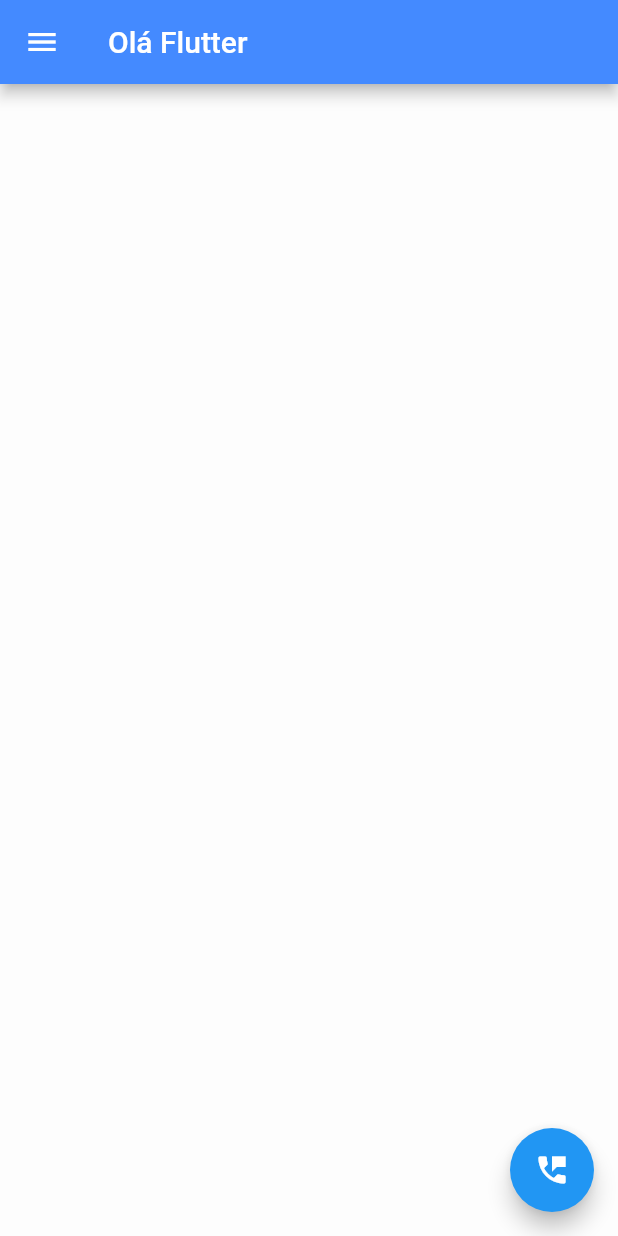
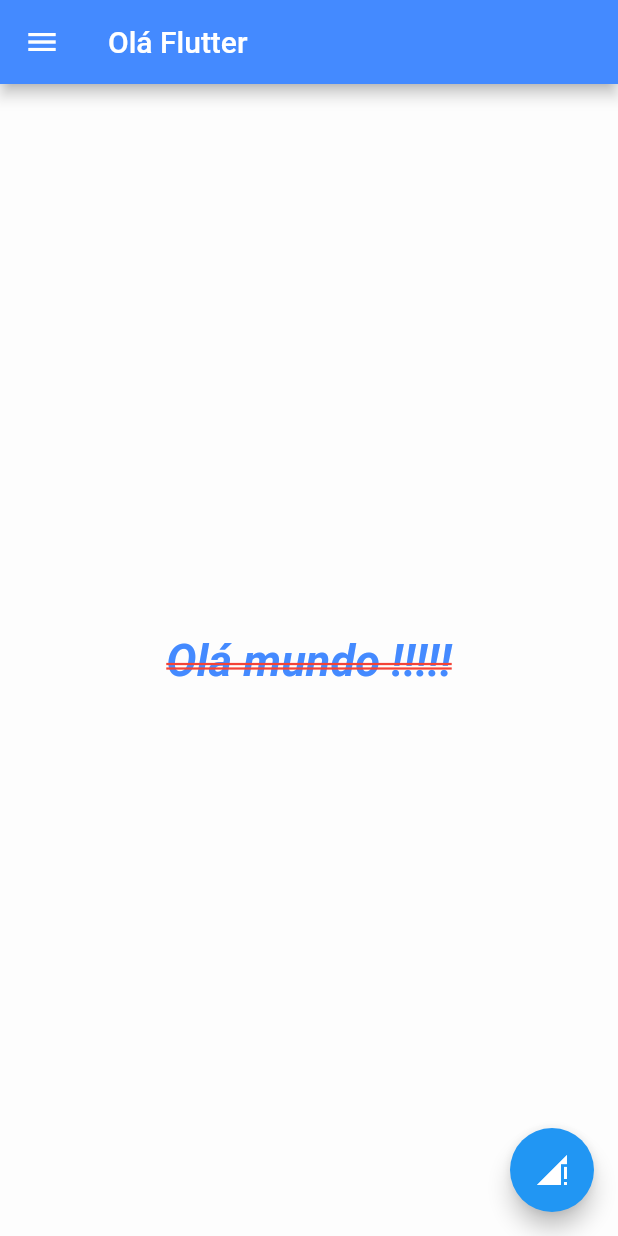
Before and after one commit to jamesSena/JamesFlutter, a Flutter app: the screen it shows after launch, on a phone screen of 412 x 824 dp. Run offline on Flutter 3.47's test engine with Material 2 defaults, Android fonts, the phone set to English and light mode, and no system bars.

Commit message:
Trabalhando com TextStyle

```diff
--- a/lib/main.dart
+++ b/lib/main.dart
@@ -10,21 +10,44 @@ class MyApp extends StatelessWidget {
       theme: ThemeData(
         primaryColor: Colors.blueAccent
       ),
-      home: Scaffold(
+      home: HomePage()
+    );
+  }
+
+}
+
+class HomePage extends StatelessWidget {
+  @override
+  Widget build(BuildContext context) {
+    return Scaffold(
         appBar: AppBar(
           title: Text("Olá Flutter"),
         ),
         body: Container(
           color: Colors.white54 ,
+          child: Center(
+            child: Text(
+              "Olá mundo !!!!!",
+              style: TextStyle(
+                fontSize: 30,
+                color: Colors.blueAccent,
+                fontWeight: FontWeight.bold,
+                fontStyle: FontStyle.italic,
+                decoration: TextDecoration.lineThrough,
+                decorationColor: Colors.red,
+                decorationStyle: TextDecorationStyle.double
+
+              )),
+
+            ),
         ),
         drawer: Container(
           color: Colors.red,
         ),
         floatingActionButton: FloatingActionButton(
           onPressed: (){},
-          child: Icon(Icons.perm_phone_msg),
+          child: Icon(Icons.signal_cellular_connected_no_internet_4_bar),
           ),
-      )
-    );
+      );
   }
 }
```
